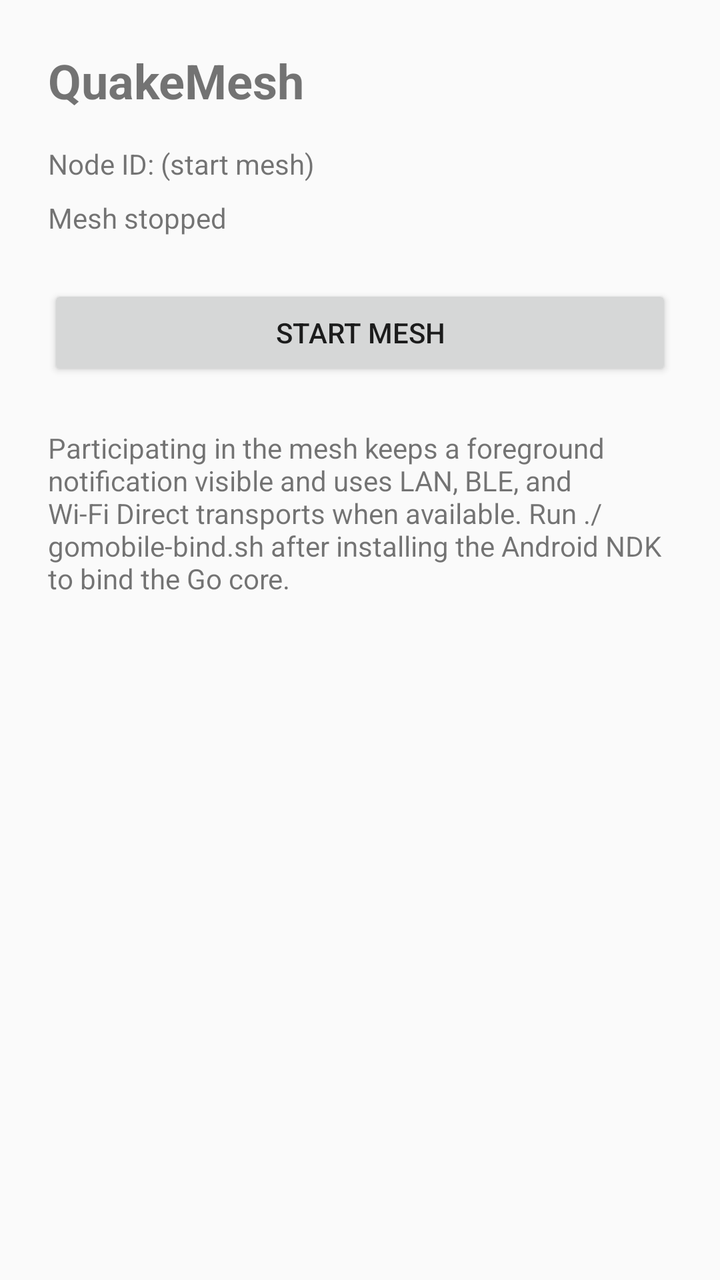
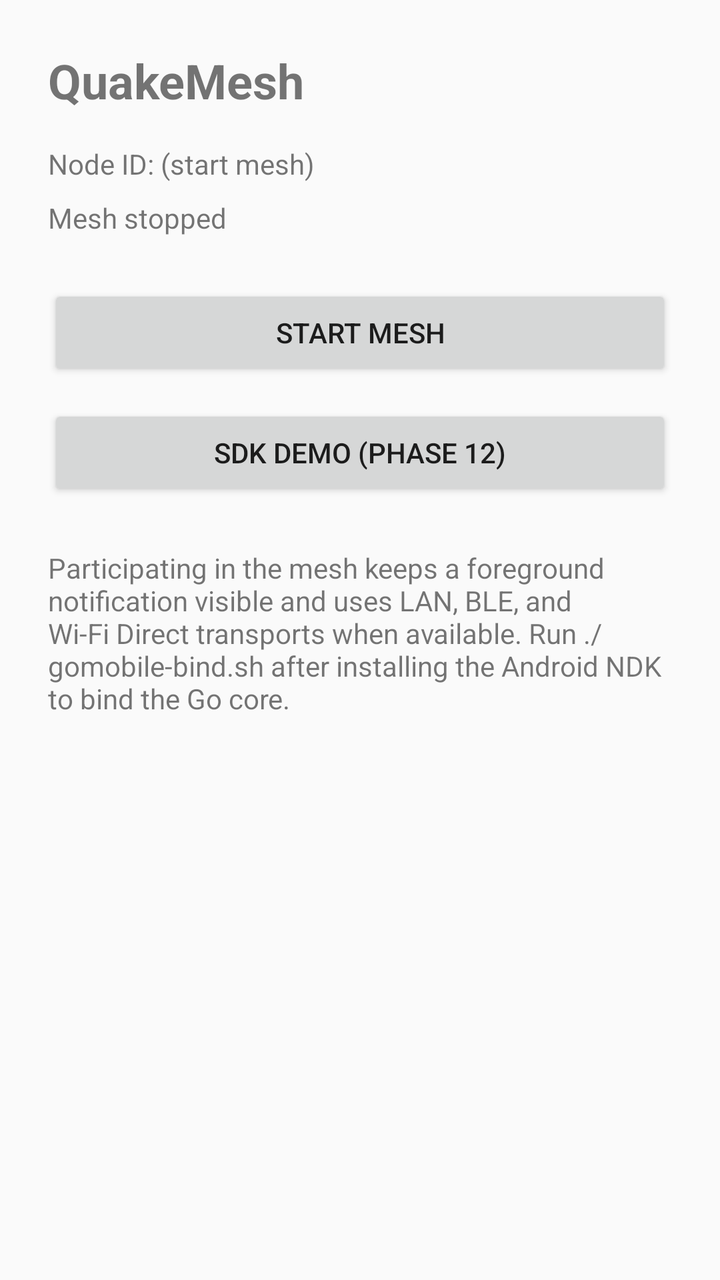

Two renders of the same Android screen: before a commit and after it. Below are the layout's source before the change and the commit's diff.
<!-- AndroidManifest.xml: application theme Theme.QuakeMesh -->
<!-- res/layout/activity_main.xml -->
<?xml version="1.0" encoding="utf-8"?>
<LinearLayout xmlns:android="http://schemas.android.com/apk/res/android"
    android:layout_width="match_parent"
    android:layout_height="match_parent"
    android:orientation="vertical"
    android:padding="24dp">

    <TextView
        android:layout_width="match_parent"
        android:layout_height="wrap_content"
        android:text="@string/app_name"
        android:textSize="24sp"
        android:textStyle="bold" />

    <TextView
        android:id="@+id/node_id_text"
        android:layout_width="match_parent"
        android:layout_height="wrap_content"
        android:layout_marginTop="16dp"
        android:text="@string/node_id_unknown" />

    <TextView
        android:id="@+id/status_text"
        android:layout_width="match_parent"
        android:layout_height="wrap_content"
        android:layout_marginTop="8dp"
        android:text="@string/mesh_stopped" />

    <Button
        android:id="@+id/toggle_mesh_button"
        android:layout_width="match_parent"
        android:layout_height="wrap_content"
        android:layout_marginTop="24dp"
        android:text="@string/start_mesh" />

    <TextView
        android:layout_width="match_parent"
        android:layout_height="wrap_content"
        android:layout_marginTop="24dp"
        android:text="@string/phase4_hint" />
</LinearLayout>
<!-- resources referenced by this layout -->
<resources>
  <string name="app_name">QuakeMesh</string>
  <string name="mesh_stopped">Mesh stopped</string>
  <string name="node_id_unknown">Node ID: (start mesh)</string>
  <string name="phase4_hint">Participating in the mesh keeps a foreground notification visible and uses LAN, BLE, and Wi-Fi Direct transports when available. Run ./gomobile-bind.sh after installing the Android NDK to bind the Go core.</string>
  <string name="start_mesh">Start mesh</string>
  <style name="Theme.QuakeMesh" parent="Theme.AppCompat.DayNight.NoActionBar" />
</resources>

<!-- the commit's change to res/layout/activity_main.xml (unified diff, before → after) -->
@@ -33,6 +33,13 @@
         android:layout_marginTop="24dp"
         android:text="@string/start_mesh" />
 
+    <Button
+        android:id="@+id/sdk_demo_button"
+        android:layout_width="match_parent"
+        android:layout_height="wrap_content"
+        android:layout_marginTop="12dp"
+        android:text="@string/sdk_demo_button" />
+
     <TextView
         android:layout_width="match_parent"
         android:layout_height="wrap_content"
<!-- resource entries referenced after the edit -->
@@ -4,6 +4,7 @@
   <string name="mesh_stopped">Mesh stopped</string>
   <string name="node_id_unknown">Node ID: (start mesh)</string>
   <string name="phase4_hint">Participating in the mesh keeps a foreground notification visible and uses LAN, BLE, and Wi-Fi Direct transports when available. Run ./gomobile-bind.sh after installing the Android NDK to bind the Go core.</string>
+  <string name="sdk_demo_button">SDK demo (Phase 12)</string>
   <string name="start_mesh">Start mesh</string>
   <style name="Theme.QuakeMesh" parent="Theme.AppCompat.DayNight.NoActionBar" />
 </resources>
